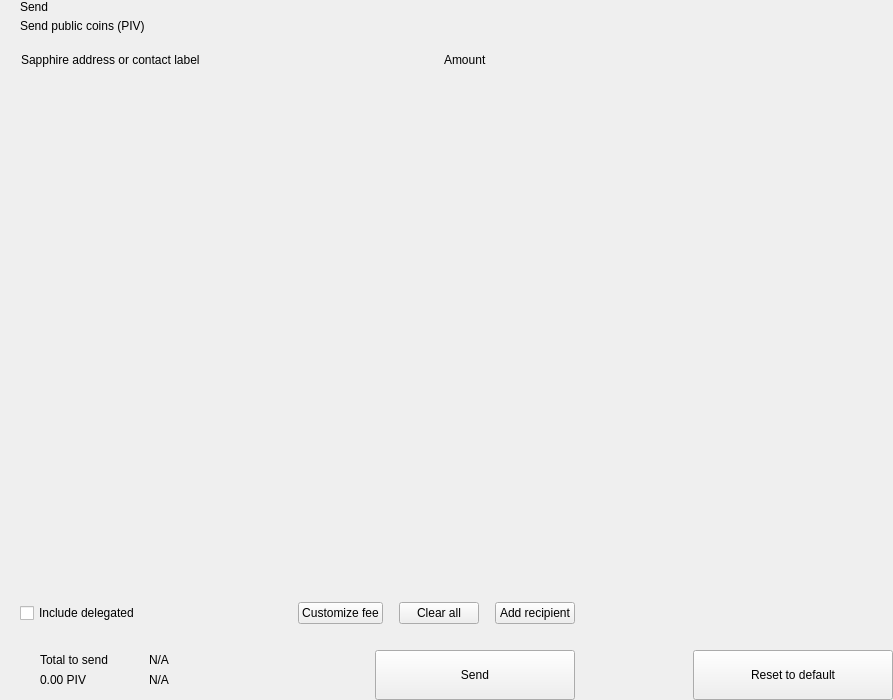
Before: the Qt Designer form src/qt/pivx/forms/send.ui in decenomy/SAPP, drawn with Qt 5.
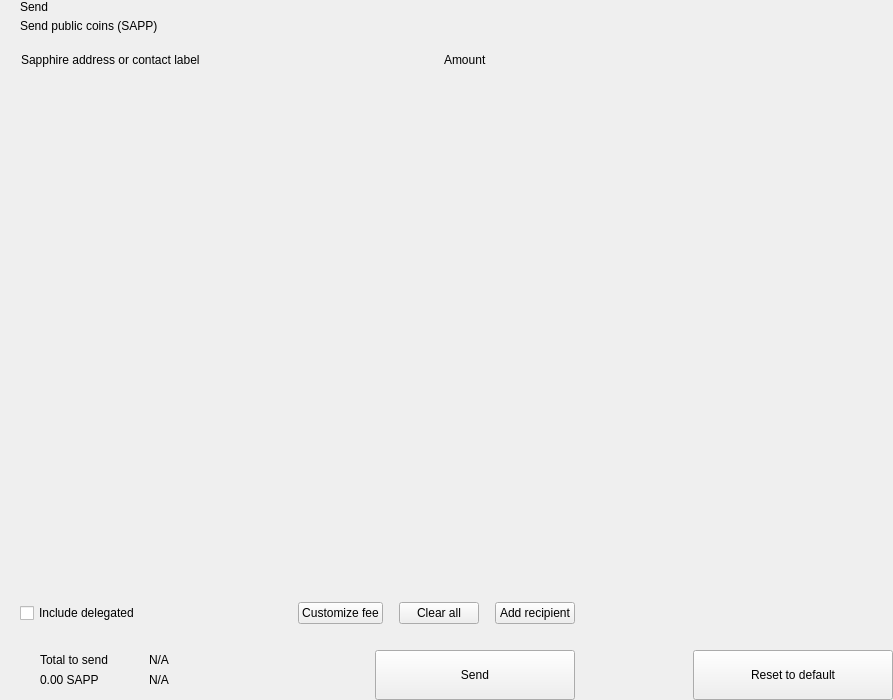
After: the same form once the commit is applied. Custom widgets are drawn as their Qt base class.

```diff
--- a/src/qt/pivx/forms/send.ui
+++ b/src/qt/pivx/forms/send.ui
@@ -81,7 +81,7 @@
             <item>
              <widget class="QLabel" name="labelSubtitle1">
               <property name="text">
-               <string>Send public coins (PIV)</string>
+               <string>Send public coins (SAPP)</string>
               </property>
              </widget>
             </item>
@@ -464,7 +464,7 @@
                      <item>
                       <widget class="QLabel" name="labelAmountSend">
                        <property name="text">
-                        <string notr="true">0.00 PIV</string>
+                        <string notr="true">0.00 SAPP</string>
                        </property>
                       </widget>
                      </item>
```
